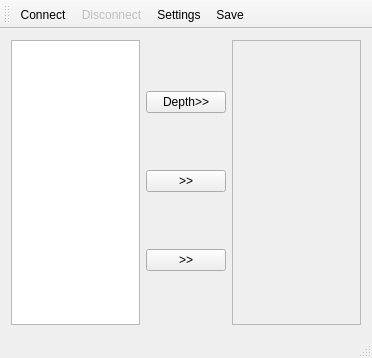
Qt form mainwindow.ui (songyuxiang/qt) before a commit.
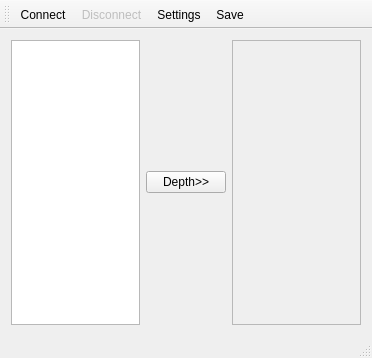
The same form after that commit. Icons and pictures are not drawn.

Patch:
```diff
--- a/mainwindow.ui
+++ b/mainwindow.ui
@@ -27,20 +27,6 @@
         </property>
        </widget>
       </item>
-      <item>
-       <widget class="QPushButton" name="pushButton">
-        <property name="text">
-         <string>&gt;&gt;</string>
-        </property>
-       </widget>
-      </item>
-      <item>
-       <widget class="QPushButton" name="pushButton_3">
-        <property name="text">
-         <string>&gt;&gt;</string>
-        </property>
-       </widget>
-      </item>
      </layout>
     </item>
     <item>
```
Left out of the diff: 42 changed lines with no effect on the pictures.
